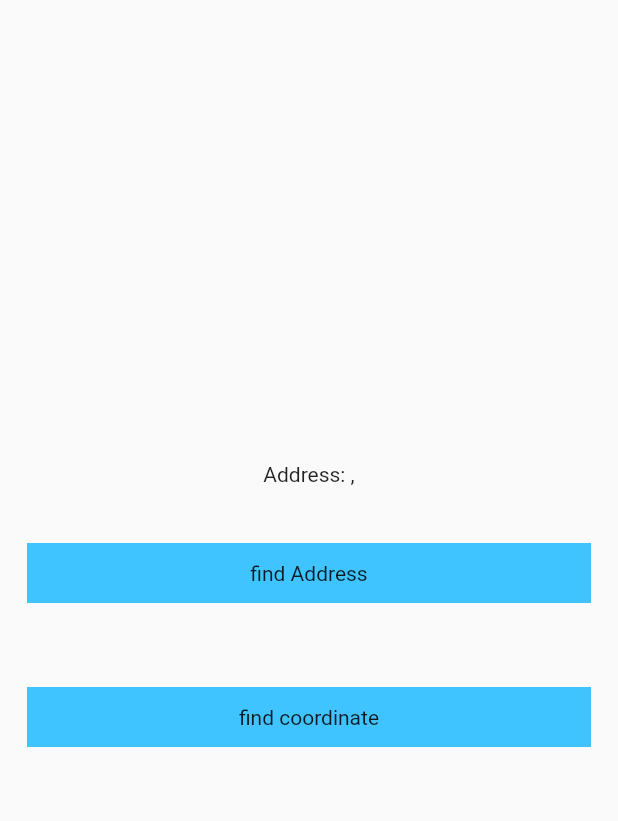
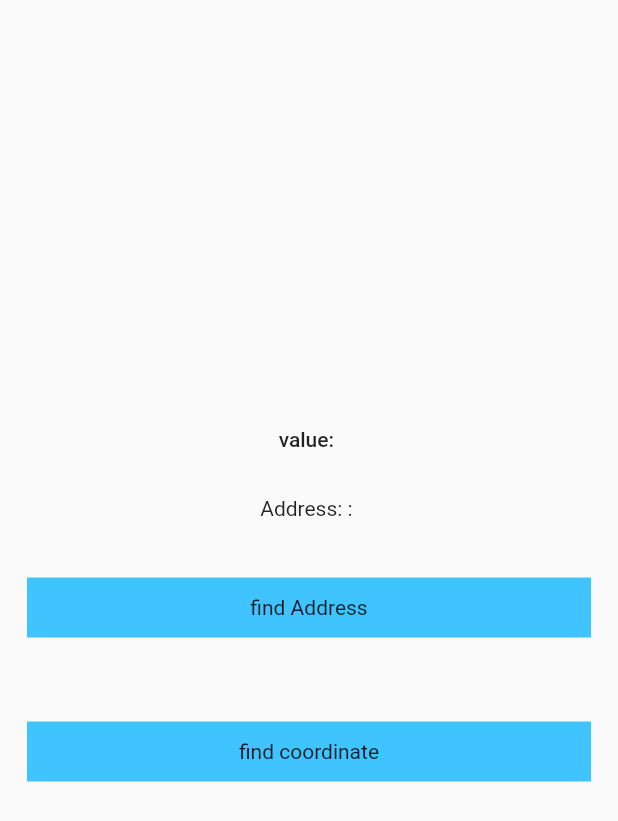
Before and after one commit to AbdurRehman-coder/google_maps_flutter, a Flutter app: the screen it shows after launch, after a tap on "find Address", on a phone screen of 412 x 824 dp. Shown: the top 821 px of the screen. Run offline on Flutter 3.47's test engine with Material 2 defaults, Android fonts, the phone set to English and light mode, and no system bars; our stand-ins replace google_maps_flutter; missing offline and left inert: flutter_geocoder.

Commit message:
flutter_geocoding package has deprecated

```diff
--- a/lib/GeoCoderAdress.dart
+++ b/lib/GeoCoderAdress.dart
@@ -26,10 +26,13 @@ import 'package:google_maps_demo/address_notifier.dart';
                     mainAxisAlignment: MainAxisAlignment.center,
                     crossAxisAlignment: CrossAxisAlignment.center,
                     children: [
+                      Text('value: ${notifier.mapAddress}',
+                          style: Theme.of(context).textTheme.bodyLarge),
+                      SizedBox(height: 30,),
                       ValueListenableBuilder(
                         valueListenable: notifier,
                           builder: (context, notify, child){
-                          return Text('Address: ${notify.toString()}');
+                          return Text('Address: ${notifier.mapAddress}');
                           },
                          ),
                       SizedBox(height: 20,),
@@ -43,8 +46,8 @@ import 'package:google_maps_demo/address_notifier.dart';
                             // setState(() {
                             //   _address = addresses.first.addressLine.toString();
                             // });
-                            notifier.setAddress(addresses.first.addressLine.toString());
-                            print('Address: ${addresses.length} : ${addresses.first.addressLine}');
+                            notifier.setAddress(addresses.first.countryName.toString()+ ": " + addresses.first.addressLine.toString());
+                            print('Address: ${addresses.first.countryCode} : ${addresses.first.addressLine}');
                           },
                           child: Container(
                             height: 40,
--- a/lib/address_notifier.dart
+++ b/lib/address_notifier.dart
@@ -1,6 +1,7 @@
 
   import 'package:flutter/cupertino.dart';
 
+/// This class is used for direct use of ValueNotifier
 // class AddressNotifier {
 //   ValueNotifier<String> valueNotifier = ValueNotifier<String>('...');
 //
@@ -15,6 +16,7 @@
 //
 // }
 
+  /// This class is used for valueNOtifier by Extending it.
   class AddressNotifier extends ValueNotifier{
   AddressNotifier(value) : super(value);
       String _address = '';
```
